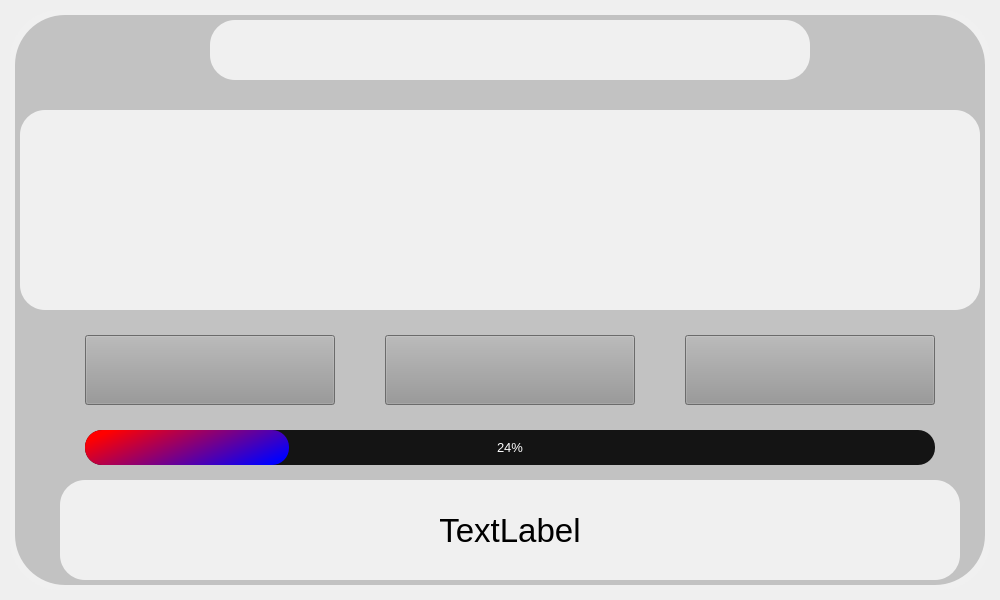
Old version of the form MainWindow.ui in the repository M0rik4mi/Minecraft-Mod-Loader.
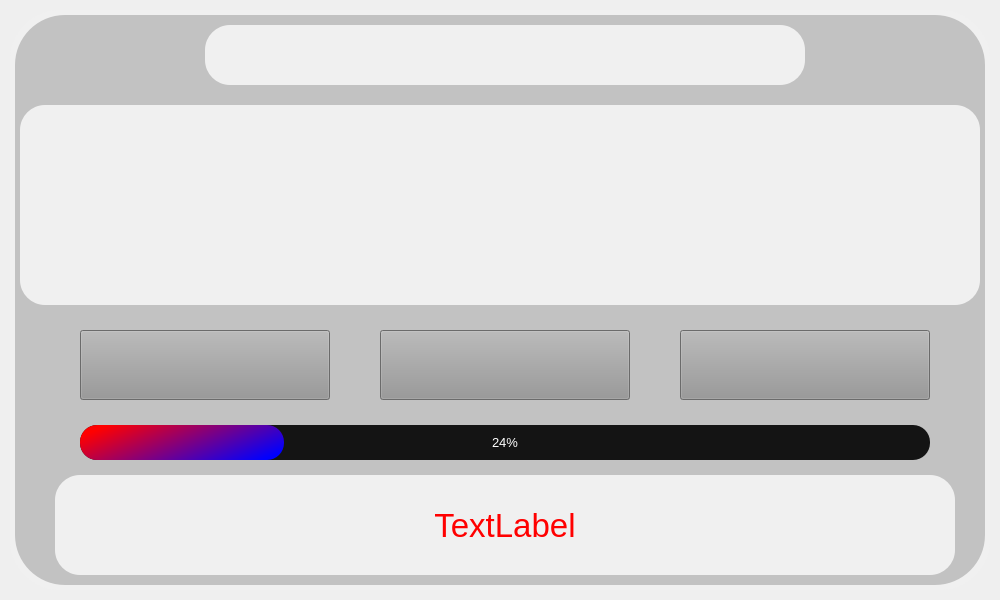
New version of the form. Icons and pictures are not drawn.

```diff
--- a/MainWindow.ui
+++ b/MainWindow.ui
@@ -45,132 +45,33 @@
       <property name="frameShadow">
        <enum>QFrame::Raised</enum>
       </property>
-      <widget class="QLabel" name="label_description">
+      <widget class="QFrame" name="frame">
        <property name="geometry">
         <rect>
-         <x>10</x>
-         <y>100</y>
-         <width>960</width>
-         <height>200</height>
+         <x>5</x>
+         <y>5</y>
+         <width>970</width>
+         <height>570</height>
         </rect>
        </property>
-       <property name="maximumSize">
-        <size>
-         <width>16777215</width>
-         <height>16777215</height>
-        </size>
-       </property>
-       <property name="font">
-        <font>
-         <family>Segoe UI</family>
-         <pointsize>25</pointsize>
-        </font>
-       </property>
        <property name="styleSheet">
-        <string notr="true">QLabel#label_description {
-	background-color: rgb(240, 240, 240);	
-	border-radius: 25px;
-	color: rgba(0, 0, 0);
-}</string>
-       </property>
-       <property name="lineWidth">
-        <number>0</number>
-       </property>
-       <property name="text">
-        <string notr="true"/>
-       </property>
-       <property name="alignment">
-        <set>Qt::AlignCenter</set>
-       </property>
-       <property name="wordWrap">
-        <bool>true</bool>
-       </property>
-      </widget>
-      <widget class="QPushButton" name="pushButton_Minecraft_1_16_5">
-       <property name="geometry">
-        <rect>
-         <x>375</x>
-         <y>325</y>
-         <width>250</width>
-         <height>70</height>
-        </rect>
-       </property>
-       <property name="font">
-        <font>
-         <family>Segoe UI</family>
-         <pointsize>12</pointsize>
-         <bold>true</bold>
-        </font>
-       </property>
-       <property name="styleSheet">
-        <string notr="true">QPushButton {		
-	background-color: rgb(150, 150, 150);
+        <string notr="true">QFrame{
+	background-color: rgb(194, 194, 194);
 	color: rgb(255, 255, 255);
+	border-radius: 50px
 }</string>
        </property>
-       <property name="text">
-        <string/>
+       <property name="frameShape">
+        <enum>QFrame::StyledPanel</enum>
        </property>
-      </widget>
-      <widget class="QPushButton" name="pushButton_Minecraft_1_16_4_Create">
-       <property name="geometry">
-        <rect>
-         <x>75</x>
-         <y>325</y>
-         <width>250</width>
-         <height>70</height>
-        </rect>
+       <property name="frameShadow">
+        <enum>QFrame::Raised</enum>
        </property>
-       <property name="font">
-        <font>
-         <family>Segoe UI</family>
-         <pointsize>12</pointsize>
-         <italic>false</italic>
-         <bold>true</bold>
-        </font>
-       </property>
-       <property name="styleSheet">
-        <string notr="true">QPushButton {	
-	background-color: rgb(150, 150, 150);
-	color: rgb(255, 255, 255);
-}</string>
-       </property>
-       <property name="text">
-        <string/>
-       </property>
-      </widget>
-      <widget class="QPushButton" name="pushButton_Minecraft_Life_in_the_Woods">
-       <property name="geometry">
-        <rect>
-         <x>675</x>
-         <y>325</y>
-         <width>250</width>
-         <height>70</height>
-        </rect>
-       </property>
-       <property name="font">
-        <font>
-         <family>Segoe UI</family>
-         <pointsize>12</pointsize>
-         <bold>true</bold>
-         <kerning>true</kerning>
-        </font>
-       </property>
-       <property name="styleSheet">
-        <string notr="true">QPushButton {	
-	background-color: rgb(150, 150, 150);
-	color: rgb(255, 255, 255);
-}</string>
-       </property>
-       <property name="text">
-        <string/>
-       </property>
-      </widget>
       <widget class="QProgressBar" name="progressBar">
        <property name="geometry">
         <rect>
-         <x>75</x>
-         <y>420</y>
+          <x>65</x>
+          <y>410</y>
          <width>850</width>
          <height>35</height>
         </rect>
@@ -201,11 +102,64 @@
         <set>Qt::AlignCenter</set>
        </property>
       </widget>
+       <widget class="QPushButton" name="pushButton_Minecraft_1_16_5">
+        <property name="geometry">
+         <rect>
+          <x>365</x>
+          <y>315</y>
+          <width>250</width>
+          <height>70</height>
+         </rect>
+        </property>
+        <property name="font">
+         <font>
+          <family>Segoe UI</family>
+          <pointsize>12</pointsize>
+          <bold>true</bold>
+         </font>
+        </property>
+        <property name="styleSheet">
+         <string notr="true">QPushButton{
+	background-color: rgb(150, 150, 150);
+	color: rgb(255, 255, 255);
+}</string>
+        </property>
+        <property name="text">
+         <string/>
+        </property>
+       </widget>
+       <widget class="QPushButton" name="pushButton_Minecraft_1_16_4_Create">
+        <property name="geometry">
+         <rect>
+          <x>65</x>
+          <y>315</y>
+          <width>250</width>
+          <height>70</height>
+         </rect>
+        </property>
+        <property name="font">
+         <font>
+          <family>Segoe UI</family>
+          <pointsize>12</pointsize>
+          <italic>false</italic>
+          <bold>true</bold>
+         </font>
+        </property>
+        <property name="styleSheet">
+         <string notr="true">QPushButton{
+	background-color: rgb(150, 150, 150);
+	color: rgb(255, 255, 255);
+ }</string>
+        </property>
+        <property name="text">
+         <string/>
+        </property>
+       </widget>
       <widget class="QLabel" name="label_Endtext">
        <property name="geometry">
         <rect>
-         <x>50</x>
-         <y>470</y>
+          <x>40</x>
+          <y>460</y>
          <width>900</width>
          <height>100</height>
         </rect>
@@ -220,9 +174,10 @@
         <bool>false</bool>
        </property>
        <property name="styleSheet">
-        <string notr="true">QLabel#label_Endtext{	
+         <string notr="true">QLabel{	
+	color: rgb(255, 0, 0);
 	background-color: rgb(240, 240, 240);	
-	border-radius: 25px
+	border-radius: 25px;
 }</string>
        </property>
        <property name="text">
@@ -235,8 +190,8 @@
       <widget class="QPushButton" name="pushButton_Close">
        <property name="geometry">
         <rect>
-         <x>930</x>
-         <y>25</y>
+          <x>920</x>
+          <y>15</y>
          <width>25</width>
          <height>25</height>
         </rect>
@@ -253,7 +208,9 @@
         <bool>false</bool>
        </property>
        <property name="styleSheet">
-        <string notr="true">background-color: rgb(80, 80, 80);</string>
+         <string notr="true">QPushButton{
+background-color: rgb(80, 80, 80);
+}</string>
        </property>
        <property name="text">
         <string/>
@@ -273,33 +230,81 @@
         <bool>true</bool>
        </property>
       </widget>
-      <widget class="QFrame" name="frame">
+       <widget class="QLabel" name="label_description">
        <property name="geometry">
         <rect>
          <x>5</x>
-         <y>5</y>
-         <width>970</width>
-         <height>570</height>
-        </rect>
-       </property>
+          <y>90</y>
+          <width>960</width>
+          <height>200</height>
+         </rect>
+        </property>
+        <property name="maximumSize">
+         <size>
+          <width>16777215</width>
+          <height>16777215</height>
+         </size>
+        </property>
+        <property name="font">
+         <font>
+          <family>Segoe UI</family>
+          <pointsize>25</pointsize>
+         </font>
+        </property>
+        <property name="autoFillBackground">
+         <bool>false</bool>
+        </property>
        <property name="styleSheet">
-        <string notr="true">QFrame#frame {
-	background-color: rgb(194, 194, 194);
+         <string notr="true">QLabel{	
+	color: rgb(0, 0, 0);
+	background-color: rgb(240, 240, 240);	
+	border-radius: 25px;
+}</string>
+        </property>
+        <property name="lineWidth">
+         <number>0</number>
+        </property>
+        <property name="text">
+         <string notr="true"/>
+        </property>
+        <property name="alignment">
+         <set>Qt::AlignCenter</set>
+        </property>
+        <property name="wordWrap">
+         <bool>true</bool>
+        </property>
+       </widget>
+       <widget class="QPushButton" name="pushButton_Minecraft_Life_in_the_Woods">
+        <property name="geometry">
+         <rect>
+          <x>665</x>
+          <y>315</y>
+          <width>250</width>
+          <height>70</height>
+         </rect>
+        </property>
+        <property name="font">
+         <font>
+          <family>Segoe UI</family>
+          <pointsize>12</pointsize>
+          <bold>true</bold>
+          <kerning>true</kerning>
+         </font>
+        </property>
+        <property name="styleSheet">
+         <string notr="true">QPushButton{
+	background-color: rgb(150, 150, 150);
 	color: rgb(255, 255, 255);
-	border-radius: 50px
 }</string>
        </property>
-       <property name="frameShape">
-        <enum>QFrame::StyledPanel</enum>
-       </property>
-       <property name="frameShadow">
-        <enum>QFrame::Raised</enum>
+        <property name="text">
+         <string/>
        </property>
       </widget>
       <widget class="QLabel" name="label_titel">
        <property name="geometry">
         <rect>
-         <x>200</x>
+          <x>190</x>
          <y>10</y>
          <width>600</width>
          <height>60</height>
@@ -317,11 +322,14 @@
          <pointsize>40</pointsize>
         </font>
        </property>
+        <property name="autoFillBackground">
+         <bool>false</bool>
+        </property>
        <property name="styleSheet">
-        <string notr="true">QLabel#label_titel {
+         <string notr="true">QLabel{	
+	color: rgb(0, 0, 0);
 	background-color: rgb(240, 240, 240);	
 	border-radius: 25px;
-	color: rgba(0, 0, 0);
 }</string>
        </property>
        <property name="lineWidth">
@@ -337,15 +345,7 @@
         <bool>true</bool>
        </property>
       </widget>
-      <zorder>frame</zorder>
-      <zorder>label_description</zorder>
-      <zorder>pushButton_Minecraft_1_16_5</zorder>
-      <zorder>pushButton_Minecraft_1_16_4_Create</zorder>
-      <zorder>pushButton_Minecraft_Life_in_the_Woods</zorder>
-      <zorder>progressBar</zorder>
-      <zorder>pushButton_Close</zorder>
-      <zorder>label_titel</zorder>
-      <zorder>label_Endtext</zorder>
+      </widget>
      </widget>
     </item>
    </layout>
```
Lines whose indentation alone changed are shown as unchanged.
